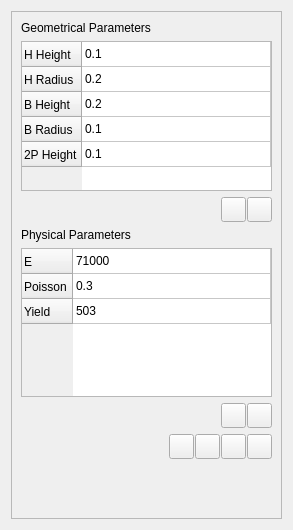
This is starter/FENGSim/Rivet/RivetDockWidget.ui in OpenDigitalTwin-Dev/FENGSim as Qt 5 draws it before an edit. The edited form follows.
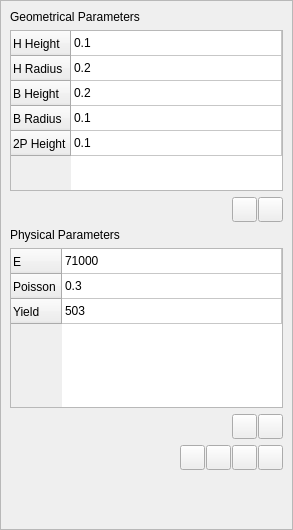
This is the edited form. Icons and pictures are not drawn.

```diff
--- a/starter/FENGSim/Rivet/RivetDockWidget.ui
+++ b/starter/FENGSim/Rivet/RivetDockWidget.ui
@@ -14,6 +14,18 @@
    <string>Form</string>
   </property>
   <layout class="QHBoxLayout" name="horizontalLayout_4">
+   <property name="leftMargin">
+    <number>0</number>
+   </property>
+   <property name="topMargin">
+    <number>0</number>
+   </property>
+   <property name="rightMargin">
+    <number>0</number>
+   </property>
+   <property name="bottomMargin">
+    <number>0</number>
+   </property>
    <item>
     <widget class="QFrame" name="frame">
      <property name="frameShape">
```
Left out of the diff: 2 changed lines with no effect on the pictures.
